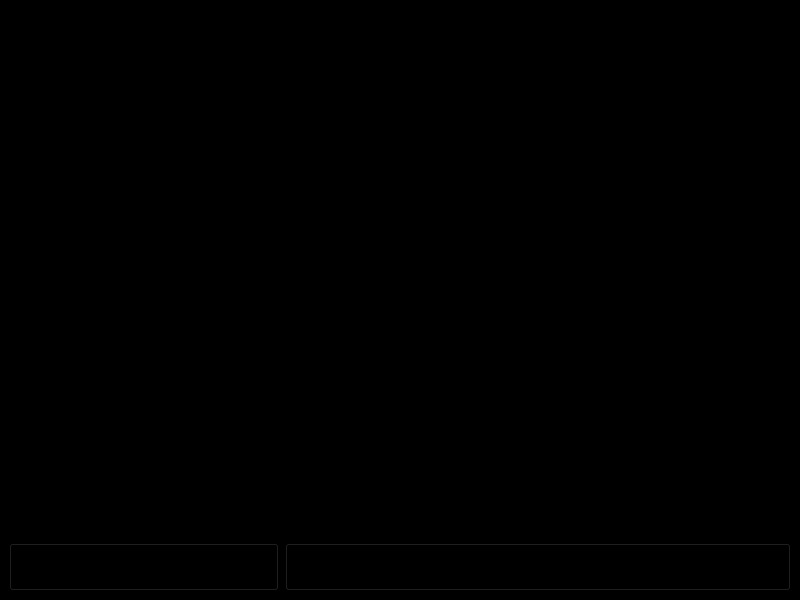
First picture: the form in transaction_dc.ui, repository acmpesuecc/GrowPal, before the edit.
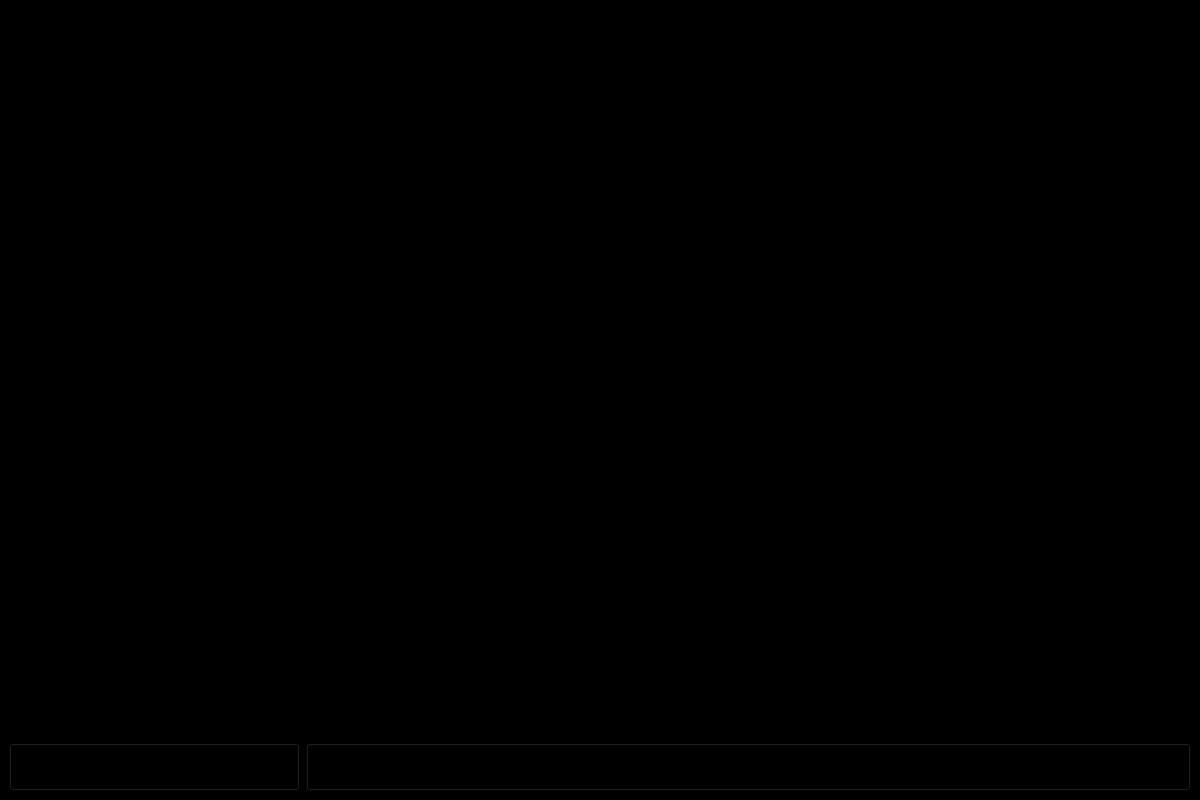
Second picture: the form after the edit. Icons and pictures are not drawn.

```diff
--- a/transaction_dc.ui
+++ b/transaction_dc.ui
@@ -6,10 +6,22 @@
    <rect>
     <x>0</x>
     <y>0</y>
-    <width>800</width>
-    <height>600</height>
+    <width>1200</width>
+    <height>800</height>
    </rect>
   </property>
+  <property name="minimumSize">
+   <size>
+    <width>1200</width>
+    <height>800</height>
+   </size>
+  </property>
+  <property name="maximumSize">
+   <size>
+    <width>1200</width>
+    <height>800</height>
+   </size>
+  </property>
   <property name="windowTitle">
    <string>MainWindow</string>
   </property>
```
